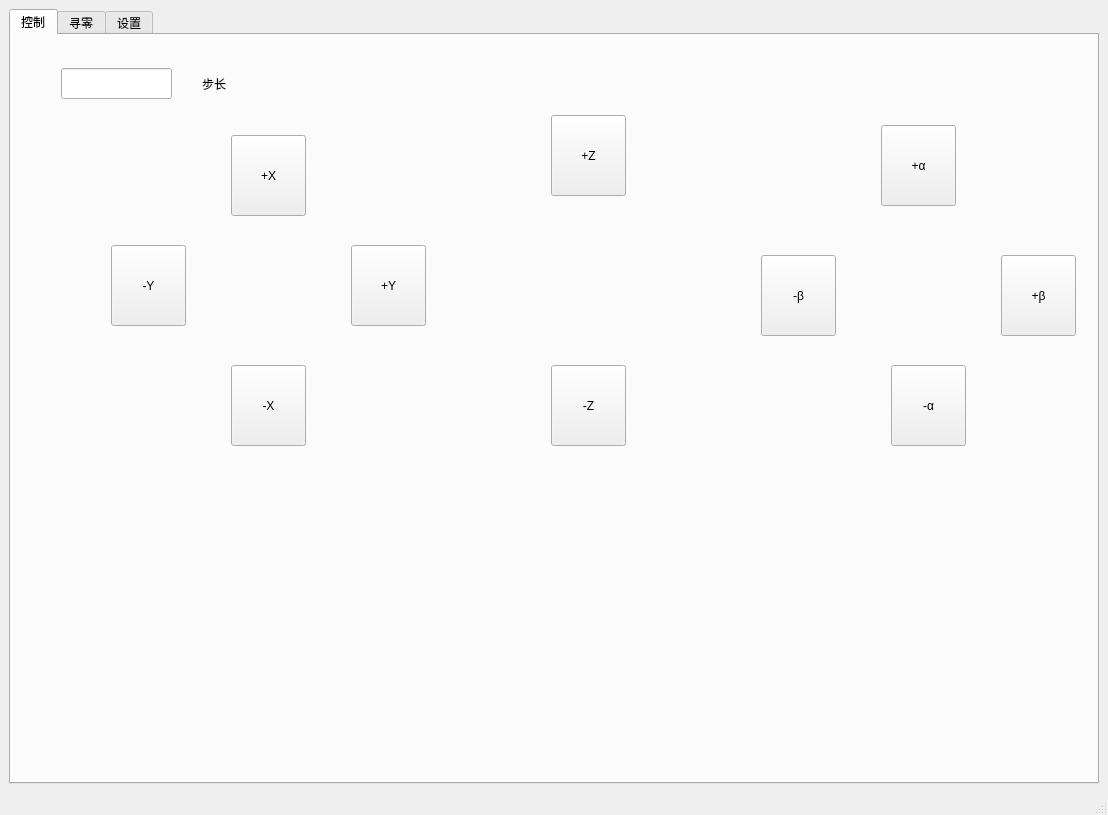
jadenzhangrobot/zrcs, file program/zrcsgui/ui/zrcsgui.ui: the form before one commit.
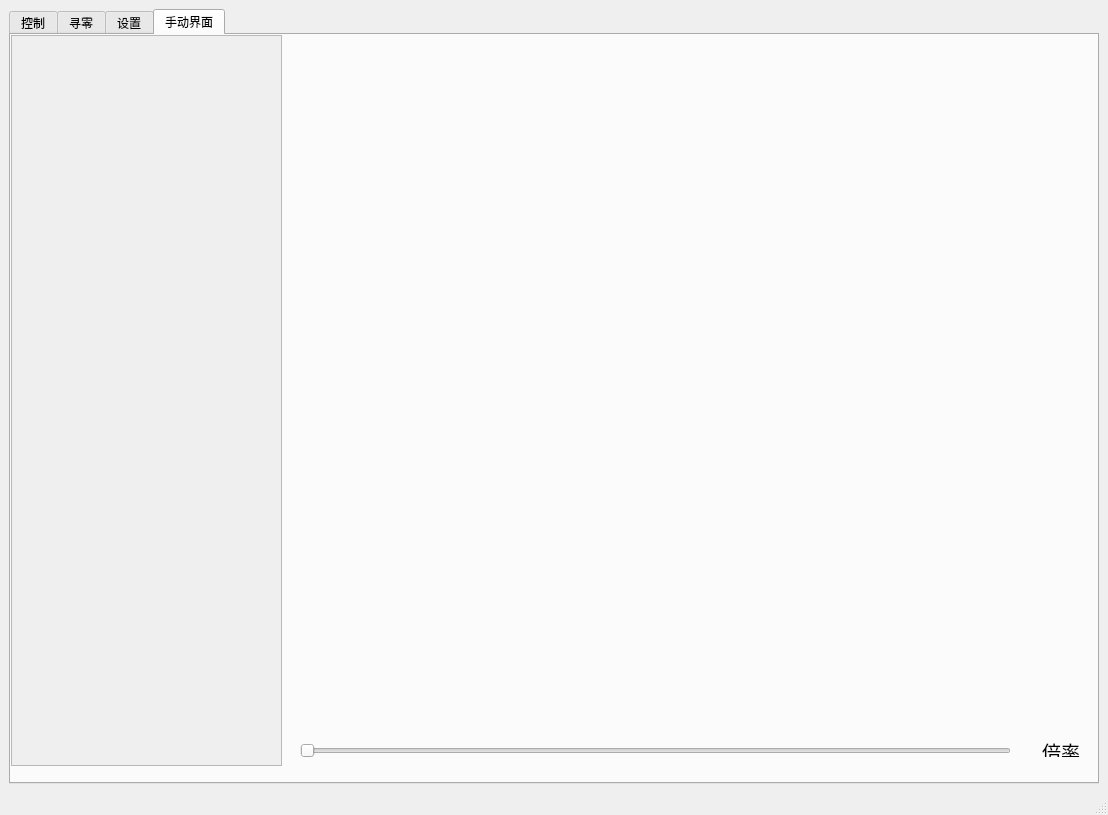
The form after the commit.

Commit message:
feat(manualControl): 添加手动控制界面及连续点动功能
- 新增ManualControl类实现手动控制界面
- 添加连续点动功能，支持多轴控制
- 修改ContinuousJog类以支持动态轴选择和速度控制
- 在mainwindow中集成手动控制功能
- 启动时自动运行zrcs和plotPublisher程序

```diff
--- a/program/zrcsgui/ui/zrcsgui.ui
+++ b/program/zrcsgui/ui/zrcsgui.ui
@@ -18,7 +18,7 @@
     <item>
      <widget class="QTabWidget" name="tabWidget">
       <property name="currentIndex">
-       <number>0</number>
+       <number>3</number>
       </property>
       <property name="iconSize">
        <size>
@@ -344,6 +344,70 @@
         </property>
        </widget>
       </widget>
+      <widget class="QWidget" name="manualControl">
+       <attribute name="title">
+        <string>手动界面</string>
+       </attribute>
+       <widget class="QScrollArea" name="scrollArea">
+        <property name="geometry">
+         <rect>
+          <x>0</x>
+          <y>0</y>
+          <width>271</width>
+          <height>731</height>
+         </rect>
+        </property>
+        <property name="widgetResizable">
+         <bool>true</bool>
+        </property>
+        <widget class="QWidget" name="scrollAreaWidgetContents">
+         <property name="geometry">
+          <rect>
+           <x>0</x>
+           <y>0</y>
+           <width>269</width>
+           <height>729</height>
+          </rect>
+         </property>
+        </widget>
+       </widget>
+       <widget class="QWidget" name="widget_4" native="true">
+        <property name="geometry">
+         <rect>
+          <x>280</x>
+          <y>690</y>
+          <width>801</width>
+          <height>41</height>
+         </rect>
+        </property>
+        <widget class="QSlider" name="horizontalSlider">
+         <property name="geometry">
+          <rect>
+           <x>9</x>
+           <y>15</y>
+           <width>711</width>
+           <height>21</height>
+          </rect>
+         </property>
+         <property name="orientation">
+          <enum>Qt::Horizontal</enum>
+         </property>
+        </widget>
+        <widget class="QLabel" name="label_2">
+         <property name="geometry">
+          <rect>
+           <x>751</x>
+           <y>12</y>
+           <width>41</width>
+           <height>20</height>
+          </rect>
+         </property>
+         <property name="text">
+          <string>&lt;html&gt;&lt;head/&gt;&lt;body&gt;&lt;p&gt;&lt;span style=&quot; font-size:14pt;&quot;&gt;倍率&lt;/span&gt;&lt;/p&gt;&lt;/body&gt;&lt;/html&gt;</string>
+         </property>
+        </widget>
+       </widget>
+      </widget>
      </widget>
     </item>
    </layout>
```
The commit also changes 9 other files.
